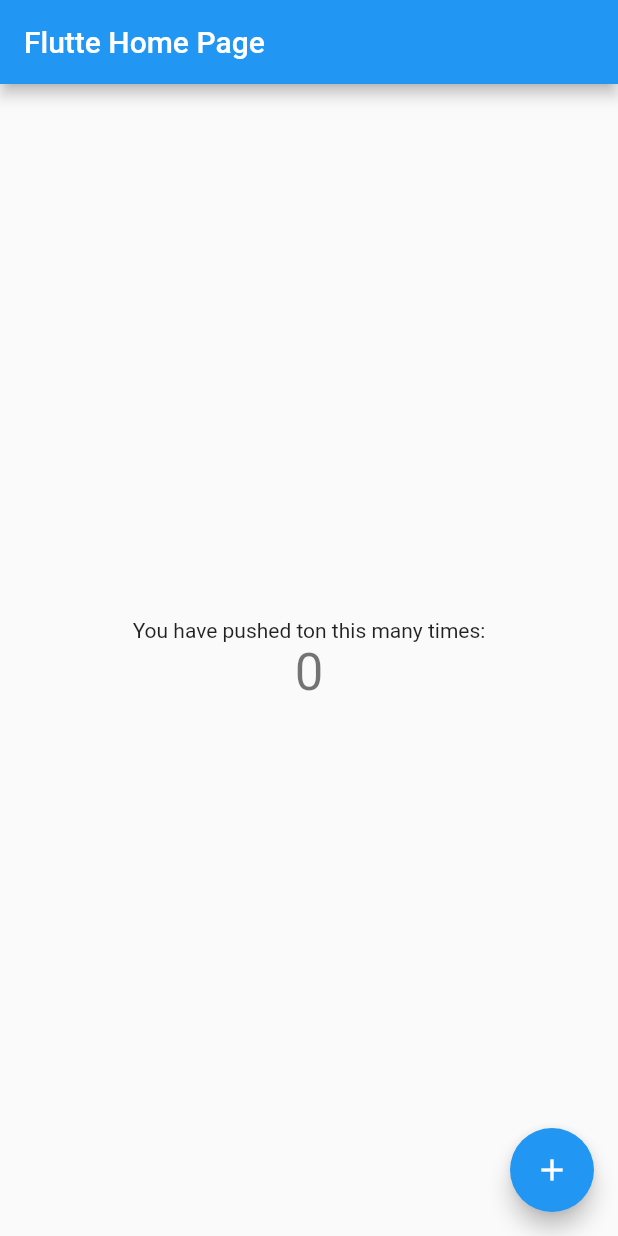
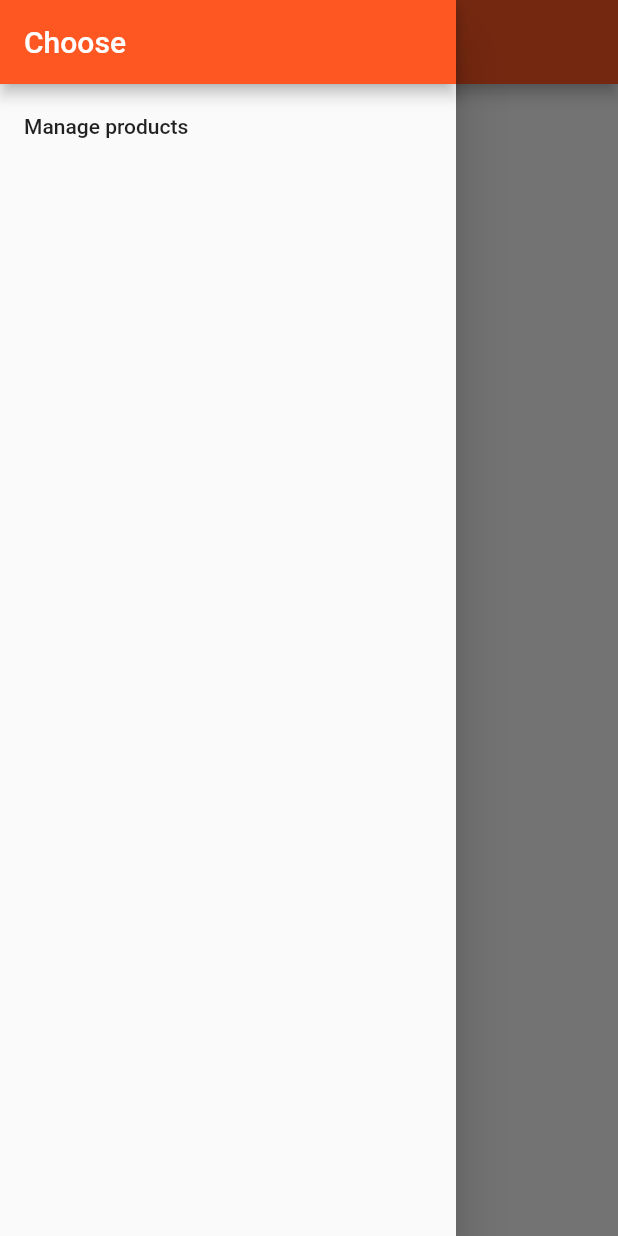
Before and after one commit to JenshenSoft/burn_chat, a Flutter app: the screen it shows after launch, with the side drawer open (before the commit the screen has no drawer), on a phone screen of 412 x 824 dp. Run offline on Flutter 3.47's test engine with Material 2 defaults, Android fonts, the phone set to English and light mode, and no system bars.

Commit message:
added products widgets

```diff
--- a/lib/main.dart
+++ b/lib/main.dart
@@ -1,111 +1,74 @@
 import 'package:flutter/material.dart';
 
-void main() => runApp(MyApp());
+import './pages/product_route.dart';
+import './pages/products_admin_page.dart';
+import './pages/products_page.dart';
 
-class MyApp extends StatelessWidget {
-  // This widget is the root of your application.
+void main() {
+  /*debugPaintBaselinesEnabled = true;
+  debugPaintSizeEnabled = true;
+  debugPaintPointersEnabled = true;*/
+  runApp(BurnChatApp());
+}
+
+class BurnChatApp extends StatefulWidget {
+  @override
+  State<StatefulWidget> createState() {
+    return _BurnChatAppState();
+  }
+}
+
+class _BurnChatAppState extends State<BurnChatApp> {
+  List<Map<String, String>> _products = [];
+
   @override
   Widget build(BuildContext context) {
     return MaterialApp(
-      title: 'Flutter dddd',
+      //debugShowMaterialGrid: true,
       theme: ThemeData(
-        // This is the theme of your application.
-        //
-        // Try running your application with "flutter run". You'll see the
-        // application has a blue toolbar. Then, without quitting the app, try
-        // changing the primarySwatch below to Colors.green and then invoke
-        // "hot reload" (press "r" in the console where you ran "flutter run",
-        // or simply save your changes to "hot reload" in a Flutter IDE).
-        // Notice that the counter didn't reset back to zero; the application
-        // is not restarted.
-        primarySwatch: Colors.blue,
-      ),
-      home: MyHomePage(title: 'Flutte Home Page'),
+          brightness: Brightness.light,
+          primaryColor: Colors.deepOrange,
+          accentColor: Colors.deepPurple),
+      //home: AuthPage(),
+      routes: {
+        '/': (context) => ProductsPage(_products, _addProducts, _deleteProduct),
+        '/admin': (context) => ProductsAdminPage(),
+      },
+      // link: /product/21
+      onGenerateRoute: (RouteSettings settings) {
+        final List<String> pathElements = settings.name.split('/');
+        if (pathElements[0] != '') {
+          return null;
+        }
+        if (pathElements[0] != 'product') {
+          final int index = int.parse(pathElements[2]);
+          return MaterialPageRoute<bool>(
+              builder: (context) => ProductPage(
+                    title: _products[index]['title'],
+                    imageUrl: _products[index]['image'],
+                  ));
+        }
+        return null;
+      },
+      onUnknownRoute: (RouteSettings settings) {
+        return MaterialPageRoute(
+            builder: (context) =>
+                ProductsPage(_products, _addProducts, _deleteProduct));
+      },
     );
   }
-}
 
-class MyHomePage extends StatefulWidget {
-  MyHomePage({Key key, this.title}) : super(key: key);
-
-  // This widget is the home page of your application. It is stateful, meaning
-  // that it has a State object (defined below) that contains fields that affect
-  // how it looks.
-
-  // This class is the configuration for the state. It holds the values (in this
-  // case the title) provided by the parent (in this case the App widget) and
-  // used by the build method of the State. Fields in a Widget subclass are
-  // always marked "final".
-
-  final String title;
-
-  @override
-  _MyHomePageState createState() => _MyHomePageState();
-}
-
-class _MyHomePageState extends State<MyHomePage> {
-  int _counter = 0;
-
-  void _incrementCounter() {
+  void _addProducts(Map<String, String> product) {
     setState(() {
-      // This call to setState tells the Flutter framework that something has
-      // changed in this State, which causes it to rerun the build method below
-      // so that the display can reflect the updated values. If we changed
-      // _counter without calling setState(), then the build method would not be
-      // called again, and so nothing would appear to happen.
-      _counter = _counter + 2;
+      _products.add(product);
+      print(_products);
     });
   }
 
-  @override
-  Widget build(BuildContext context) {
-    // This method is rerun every time setState is called, for instance as done
-    // by the _incrementCounter method above.
-    //
-    // The Flutter framework has been optimized to make rerunning build methods
-    // fast, so that you can just rebuild anything that needs updating rather
-    // than having to individually change instances of widgets.
-    return Scaffold(
-      appBar: AppBar(
-        // Here we take the value from the MyHomePage object that was created by
-        // the App.build method, and use it to set our appbar title.
-        title: Text(widget.title),
-      ),
-      body: Center(
-        // Center is a layout widget. It takes a single child and positions it
-        // in the middle of the parent.
-        child: Column(
-          // Column is also layout widget. It takes a list of children and
-          // arranges them vertically. By default, it sizes itself to fit its
-          // children horizontally, and tries to be as tall as its parent.
-          //
-          // Invoke "debug painting" (press "p" in the console, choose the
-          // "Toggle Debug Paint" action from the Flutter Inspector in Android
-          // Studio, or the "Toggle Debug Paint" command in Visual Studio Code)
-          // to see the wireframe for each widget.
-          //
-          // Column has various properties to control how it sizes itself and
-          // how it positions its children. Here we use mainAxisAlignment to
-          // center the children vertically; the main axis here is the vertical
-          // axis because Columns are vertical (the cross axis would be
-          // horizontal).
-          mainAxisAlignment: MainAxisAlignment.center,
-          children: <Widget>[
-            Text(
-              'You have pushed ton this many times:',
-            ),
-            Text(
-              '$_counter',
-              style: Theme.of(context).textTheme.display1,
-            ),
-          ],
-        ),
-      ),
-      floatingActionButton: FloatingActionButton(
-        onPressed: _incrementCounter,
-        tooltip: 'Increment',
-        child: Icon(Icons.add),
-      ), // This trailing comma makes auto-formatting nicer for build methods.
-    );
+  void _deleteProduct(int index) {
+    setState(() {
+      _products.removeAt(index);
+      print(_products);
+    });
   }
 }
--- /dev/null
+++ b/lib/pages/products_page.dart
@@ -0,0 +1,38 @@
+import 'package:flutter/material.dart';
+
+import '../products_manager.dart';
+
+class ProductsPage extends StatelessWidget {
+
+  final List<Map<String, String>> products;
+  final Function addProduct;
+  final Function deleteProduct;
+
+  const ProductsPage(this.products, this.addProduct, this.deleteProduct);
+
+  @override
+  Widget build(BuildContext context) {
+    return Scaffold(
+      drawer: Drawer(
+        child: Column(
+          children: <Widget>[
+            AppBar(
+              title: Text('Choose'),
+              automaticallyImplyLeading: false,
+            ),
+            ListTile(
+              title: Text('Manage products'),
+              onTap: () {
+                Navigator.pushReplacementNamed(context, '/admin');
+              },
+            )
+          ],
+        ),
+      ),
+      appBar: AppBar(
+        title: Text("Test"),
+      ),
+      body: ProductManager(products, addProduct, deleteProduct),
+    );
+  }
+}
--- /dev/null
+++ b/lib/product_controller.dart
@@ -0,0 +1,18 @@
+import 'package:flutter/material.dart';
+
+class ProductControl extends StatelessWidget {
+  final Function addProduct;
+
+  ProductControl(this.addProduct);
+
+  @override
+  Widget build(BuildContext context) {
+    return RaisedButton(
+      color: Theme.of(context).primaryColor,
+      onPressed: () {
+        addProduct({'title': 'Chocolate', 'image': 'assets/food.jpg'});
+      },
+      child: Text("Add Food"),
+    );
+  }
+}
--- /dev/null
+++ b/lib/products.dart
@@ -0,0 +1,50 @@
+import 'package:flutter/material.dart';
+
+class Products extends StatelessWidget {
+  final List<Map<String, String>> products;
+  final Function deleteProduct;
+
+  Products(this.products, {this.deleteProduct});
+
+  Widget _buildProductItem(BuildContext context, int index) {
+    return Card(
+      child: Column(
+        children: <Widget>[
+          Text(products[index]['title']),
+          Image.asset(products[index]['image']),
+          ButtonBar(
+            alignment: MainAxisAlignment.center,
+            children: <Widget>[
+              FlatButton(
+                child: Text('Details'),
+                onPressed: () => Navigator.pushNamed<bool>(
+                            context, '/product/' + index.toString())
+                        .then((bool value) {
+                      if (value) {
+                        deleteProduct(index);
+                      }
+                    }),
+              )
+            ],
+          )
+        ],
+      ),
+    );
+  }
+
+  @override
+  Widget build(BuildContext context) {
+    return _buildList();
+  }
+
+  Widget _buildList() {
+    if (products.length > 0) {
+      return ListView.builder(
+        itemBuilder: _buildProductItem,
+        itemCount: products.length,
+      );
+    } else {
+      return Container(); //Center(child: Text('No products found'));
+    }
+  }
+}
--- /dev/null
+++ b/lib/products_manager.dart
@@ -0,0 +1,47 @@
+import 'package:burn_chat/products.dart';
+import 'package:flutter/material.dart';
+
+import './product_controller.dart';
+
+class ProductManager extends StatelessWidget {
+  final List<Map<String, String>> products;
+  final Function addProduct;
+  final Function deleteProduct;
+
+  const ProductManager(this.products, this.addProduct, this.deleteProduct);
+
+  /*
+  final Map<String, String> startingProduct;
+
+  ProductManager({this.startingProduct});
+
+  @override
+  State<StatefulWidget> createState() {
+    return _ProductManagerState();
+  }
+}
+
+class _ProductManagerState extends State<ProductManager> {
+  List<Map<String, String>> _products = [];
+
+  @override
+  void initState() {
+    if (widget.startingProduct != null) {
+      _products.add(widget.startingProduct);
+    }
+    super.initState();
+  }*/
+
+  @override
+  Widget build(BuildContext context) {
+    return Column(
+      children: [
+        Container(
+          margin: EdgeInsets.all(10.0),
+          child: ProductControl(addProduct),
+        ),
+        Expanded(child: Products(products, deleteProduct: deleteProduct)),
+      ],
+    );
+  }
+}
--- a/pubspec.yaml
+++ b/pubspec.yaml
@@ -37,8 +37,8 @@ flutter:
   uses-material-design: true
 
   # To add assets to your application, add an assets section, like this:
-  # assets:
-  #  - images/a_dot_burr.jpeg
+  assets:
+  - assets/food.jpg
   #  - images/a_dot_ham.jpeg
 
   # An image asset can refer to one or more resolution-specific "variants", see
```
Also changed, not shown: lib/pages/auth_route.dart (added, +20 -0 lines), lib/pages/product_create_page.dart (added, +26 -0 lines), lib/pages/product_list_page.dart (added, +10 -0 lines), lib/pages/product_route.dart (added, +71 -0 lines), lib/pages/products_admin_page.dart (added, +50 -0 lines).
